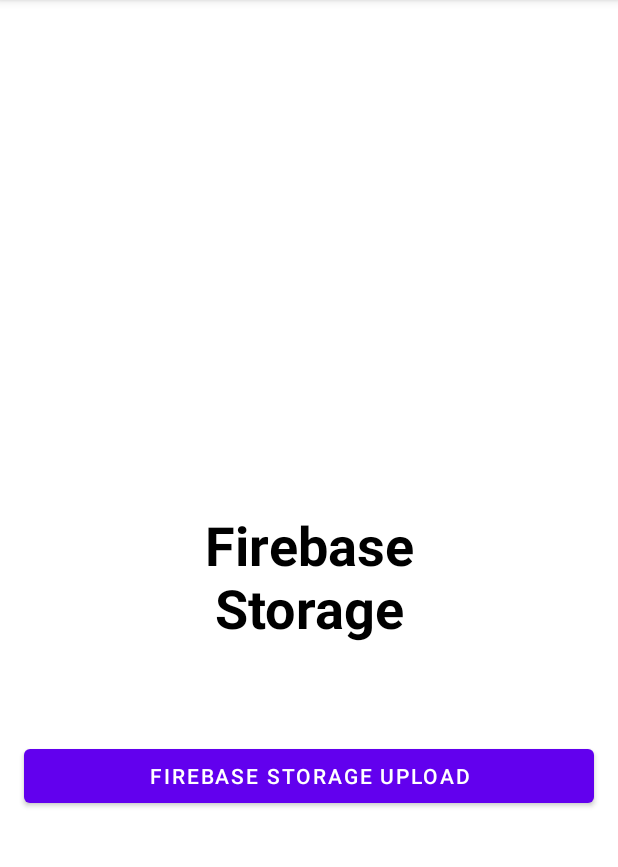
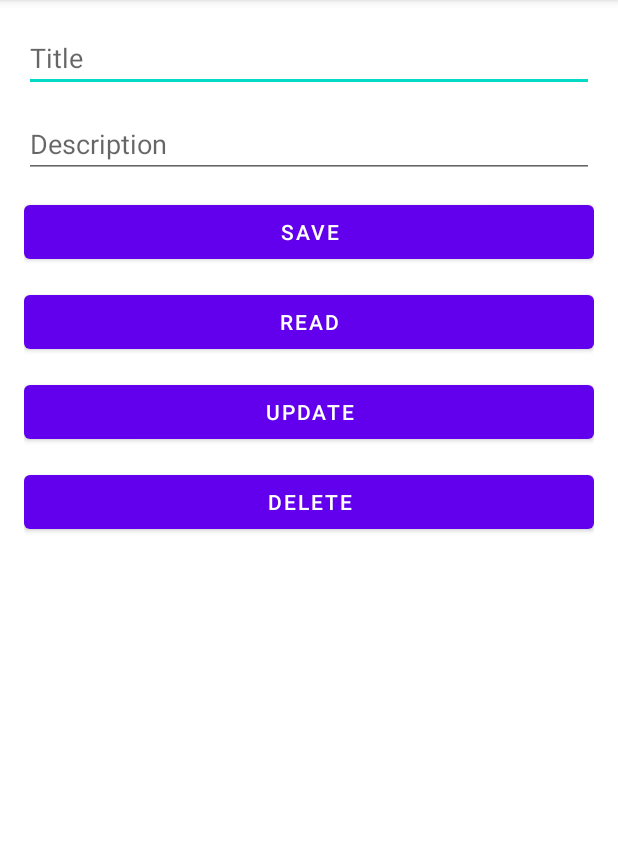
Before and after one commit to himanshuGaur684/Firebase_Playground, an Android app: the screen it shows after launch (MainActivity), on a phone screen of 412 x 824 dp, the part 84-951 px from its top. Run offline under Robolectric (Android 15) with nearby library versions, the phone set to English and light mode, and no system bars; our stand-ins replace Firebase (no records; nobody signed in at launch, a user with empty details on screens opened directly), data binding.

Commit message:
firebase Firestore CRUD Operation.

```diff
--- a/app/build.gradle
+++ b/app/build.gradle
@@ -43,6 +43,7 @@ dependencies {
     implementation 'androidx.constraintlayout:constraintlayout:2.1.4'
     implementation 'com.google.firebase:firebase-auth:21.0.7'
     implementation 'com.google.firebase:firebase-storage:20.0.1'
+    implementation 'com.google.firebase:firebase-firestore-ktx:24.3.0'
     testImplementation 'junit:junit:4.13.2'
     androidTestImplementation 'androidx.test.ext:junit:1.1.3'
     androidTestImplementation 'androidx.test.espresso:espresso-core:3.4.0'
--- a/app/src/main/res/layout/activity_main.xml
+++ b/app/src/main/res/layout/activity_main.xml
@@ -1,57 +1,64 @@
 <?xml version="1.0" encoding="utf-8"?>
 <layout xmlns:android="http://schemas.android.com/apk/res/android"
-    xmlns:app="http://schemas.android.com/apk/res-auto"
     xmlns:tools="http://schemas.android.com/tools">
 
     <data>
 
     </data>
 
-    <androidx.constraintlayout.widget.ConstraintLayout
+    <androidx.appcompat.widget.LinearLayoutCompat
         android:layout_width="match_parent"
         android:layout_height="match_parent"
+        android:orientation="vertical"
+        android:padding="16dp"
         tools:context=".MainActivity">
 
-        <androidx.appcompat.widget.AppCompatTextView
-            android:id="@+id/appCompatTextView"
-            android:layout_width="wrap_content"
+        <EditText
+            android:id="@+id/edTitle"
+            android:layout_width="match_parent"
             android:layout_height="wrap_content"
-            android:gravity="center"
-            android:text="Firebase\nStorage"
-            android:textColor="@color/black"
-            android:textSize="36sp"
-            android:textStyle="bold"
-            app:layout_constraintBottom_toBottomOf="parent"
-            app:layout_constraintEnd_toEndOf="parent"
-            app:layout_constraintStart_toStartOf="parent"
-            app:layout_constraintTop_toTopOf="parent" />
+            android:hint="Title" />
+
+        <EditText
+            android:id="@+id/edDescription"
+            android:layout_width="match_parent"
+            android:layout_height="wrap_content"
+            android:layout_marginTop="12dp"
+            android:hint="Description" />
 
 
         <com.google.android.material.button.MaterialButton
-            android:id="@+id/btnUploadFilesOnFirebase"
-            android:layout_width="0dp"
+            android:id="@+id/btnSave"
+            android:layout_width="match_parent"
             android:layout_height="wrap_content"
-            android:layout_marginTop="64dp"
-            android:text="Firebase Storage Upload"
-            app:layout_constraintEnd_toStartOf="@+id/guideLineR"
-            app:layout_constraintStart_toStartOf="@+id/guideLineL"
-            app:layout_constraintTop_toBottomOf="@+id/appCompatTextView" />
+            android:layout_marginTop="12dp"
+            android:text="Save" />
 
+        <com.google.android.material.button.MaterialButton
+            android:id="@+id/btnRead"
+            android:layout_width="match_parent"
+            android:layout_height="wrap_content"
+            android:layout_marginTop="12dp"
+            android:text="Read" />
 
-        <androidx.constraintlayout.widget.Guideline
+        <com.google.android.material.button.MaterialButton
+            android:id="@+id/btnUpdate"
+            android:layout_width="match_parent"
+            android:layout_height="wrap_content"
+            android:layout_marginTop="12dp"
+            android:text="Update" />
+        <com.google.android.material.button.MaterialButton
+            android:id="@+id/btnDelete"
+            android:layout_width="match_parent"
+            android:layout_height="wrap_content"
+            android:layout_marginTop="12dp"
+            android:text="Delete" />
+        <TextView
+            android:id="@+id/tvRead"
             android:layout_width="wrap_content"
-            android:layout_height="match_parent"
-            android:orientation="vertical"
-            android:id="@+id/guideLineL"
-            app:layout_constraintGuide_begin="16dp"
-            />
-        <androidx.constraintlayout.widget.Guideline
-            android:layout_width="wrap_content"
-            android:layout_height="match_parent"
-            android:orientation="vertical"
-            android:id="@+id/guideLineR"
-            app:layout_constraintGuide_end="16dp"
-            />
+            android:textSize="24sp"
+            android:layout_height="wrap_content"
+            android:layout_marginTop="10dp" />
 
-    </androidx.constraintlayout.widget.ConstraintLayout>
+    </androidx.appcompat.widget.LinearLayoutCompat>
 </layout>
```
Also changed, not shown: app/src/main/java/com/gaur/firebasetutorials/MainActivity.kt (+66 -65 lines).
